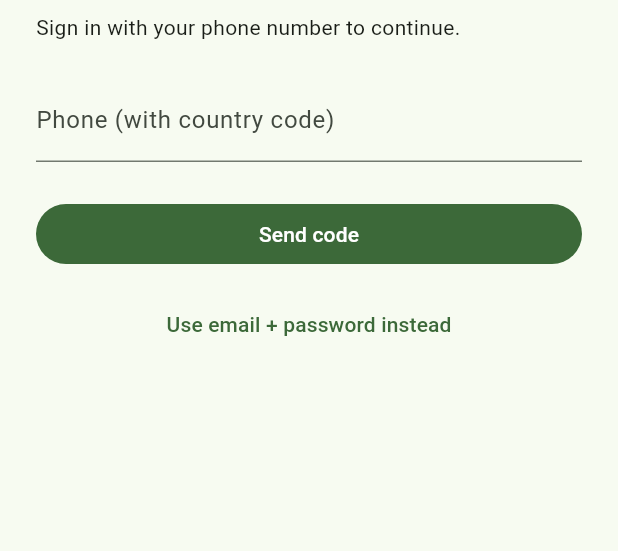
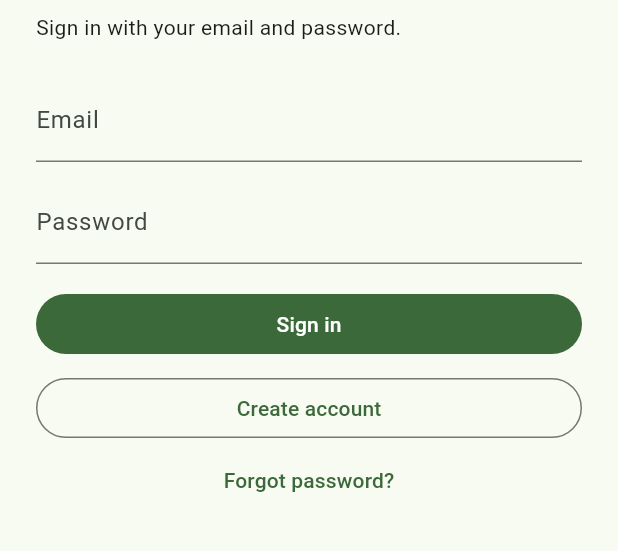
Before and after one commit to 011Manish/FasalMitra, a Flutter app: the screen it shows after launch, on a phone screen of 412 x 824 dp, the part 162-713 px from its top. Run offline on Flutter 3.47's test engine with Material 3 defaults, Android fonts, the phone set to English and light mode, and no system bars; our stand-ins replace fl_chart, flutter_dotenv, geolocator, google_maps_flutter, image_picker, supabase_flutter and 1 more; accounts and stored records are empty.

Commit message:
Sign-up sends full name; email-only login with phone login switched off; plain error messages in profile

```diff
--- /dev/null
+++ b/flutter_app/lib/config/auth_options.dart
@@ -0,0 +1,6 @@
+/// Sign-in options. Phone-code login needs a paid SMS provider in Supabase
+/// (Authentication, Sign In / Providers, Phone). Set this to true only after
+/// that provider is configured and the cost is approved.
+abstract final class AuthOptions {
+  static const bool phoneLogin = false;
+}
--- a/flutter_app/lib/screens/login_screen.dart
+++ b/flutter_app/lib/screens/login_screen.dart
@@ -1,5 +1,8 @@
 import 'package:flutter/material.dart';
 import 'package:supabase_flutter/supabase_flutter.dart';
+
+import '../config/auth_options.dart';
+import '../services/profile_validators.dart';
 
 enum _EmailMode { signIn, signUp, forgot }
 
@@ -11,19 +14,18 @@ class LoginScreen extends StatefulWidget {
 }
 
 class _LoginScreenState extends State<LoginScreen> {
-  static final _phoneRe = RegExp(r'^\+?[0-9]{7,15}$');
-  static const _phoneHint = 'Enter a valid phone number, e.g. +9779812345678';
   static const _gap = SizedBox(height: 12);
 
   final _phoneCtrl = TextEditingController();
   final _codeCtrl = TextEditingController();
   final _emailCtrl = TextEditingController();
   final _passwordCtrl = TextEditingController();
+  final _nameCtrl = TextEditingController();
   final _signUpPhoneCtrl = TextEditingController();
 
   bool _busy = false;
   bool _codeSent = false;
-  bool _useEmail = false;
+  bool _useEmail = !AuthOptions.phoneLogin;
   _EmailMode _mode = _EmailMode.signIn;
   String _role = 'farmer'; // database accepts: farmer, buyer
   String _country = 'NP'; // database accepts: NP, IN
@@ -37,6 +39,7 @@ class _LoginScreenState extends State<LoginScreen> {
       _codeCtrl,
       _emailCtrl,
       _passwordCtrl,
+      _nameCtrl,
       _signUpPhoneCtrl,
     ]) {
       c.dispose();
@@ -46,13 +49,15 @@ class _LoginScreenState extends State<LoginScreen> {
 
   // ---------- Actions ----------
 
-  /// Runs [action] with the busy flag set and shows any auth error.
+  /// Runs [action] with the busy flag set and shows a plain message on failure.
   Future<void> _run(Future<void> Function() action) async {
     setState(() => _busy = true);
     try {
       await action();
     } on AuthException catch (e) {
       _snack(e.message);
+    } catch (_) {
+      _snack('Could not connect. Check your internet and try again.');
     } finally {
       if (mounted) setState(() => _busy = false);
     }
@@ -73,8 +78,9 @@ class _LoginScreenState extends State<LoginScreen> {
 
   void _sendOtp() {
     final phone = _phoneCtrl.text.trim();
-    if (!_phoneRe.hasMatch(phone)) {
-      _snack(_phoneHint);
+    final error = phoneError(phone);
+    if (error != null) {
+      _snack(error);
       return;
     }
     _run(() async {
@@ -113,15 +119,16 @@ class _LoginScreenState extends State<LoginScreen> {
   }
 
   void _signUp() {
+    final name = _nameCtrl.text.trim();
     final email = _emailCtrl.text.trim();
     final password = _passwordCtrl.text;
     final phone = _signUpPhoneCtrl.text.trim();
-    if (email.isEmpty || password.length < 8) {
-      _snack('Email + password (min 8 chars) required');
-      return;
-    }
-    if (phone.isNotEmpty && !_phoneRe.hasMatch(phone)) {
-      _snack(_phoneHint);
+    final error = nameError(name) ??
+        emailError(email) ??
+        passwordError(password) ??
+        optionalPhoneError(phone);
+    if (error != null) {
+      _snack(error);
       return;
     }
     _run(() async {
@@ -129,6 +136,7 @@ class _LoginScreenState extends State<LoginScreen> {
         email: email,
         password: password,
         data: {
+          'full_name': name,
           'role': _role,
           'country': _country,
           if (phone.isNotEmpty) 'phone': phone,
@@ -190,6 +198,7 @@ class _LoginScreenState extends State<LoginScreen> {
               Text(_subtitle),
               const SizedBox(height: 24),
               ..._useEmail ? _emailFlow() : _phoneFlow(),
+              if (AuthOptions.phoneLogin) ...[
                 _gap,
                 _link(
                   _useEmail
@@ -197,6 +206,7 @@ class _LoginScreenState extends State<LoginScreen> {
                       : 'Use email + password instead',
                   _toggleMethod,
                 ),
+              ],
             ],
           ),
         ),
@@ -286,6 +296,8 @@ class _LoginScreenState extends State<LoginScreen> {
           _link('Forgot password?', () => _setMode(_EmailMode.forgot)),
         ],
       _EmailMode.signUp => [
+          _field(_nameCtrl, 'Full name'),
+          _gap,
           email,
           _gap,
           _field(_passwordCtrl, 'Password (min 8 characters)', obscure: true),
--- /dev/null
+++ b/flutter_app/lib/services/profile_validators.dart
@@ -0,0 +1,19 @@
+final _phoneRe = RegExp(r'^\+?[0-9]{7,15}$');
+final _emailRe = RegExp(r'^[^@\s]+@[^@\s]+\.[^@\s]+$');
+
+const phoneHint = 'Enter a valid phone number, e.g. +9779812345678';
+
+String? phoneError(String value) =>
+    _phoneRe.hasMatch(value.trim()) ? null : phoneHint;
+
+String? optionalPhoneError(String value) =>
+    value.trim().isEmpty ? null : phoneError(value);
+
+String? emailError(String value) =>
+    _emailRe.hasMatch(value.trim()) ? null : 'Enter a valid email address.';
+
+String? passwordError(String value) =>
+    value.length >= 8 ? null : 'Password must be at least 8 characters.';
+
+String? nameError(String value) =>
+    value.trim().isEmpty ? 'Enter your full name.' : null;
```
Also changed, not shown: flutter_app/lib/screens/profile_screen.dart (+28 -15 lines), flutter_app/lib/services/profile_service.dart (+8 -1 lines), 1 other file. Lines whose indentation alone changed are shown as unchanged.
